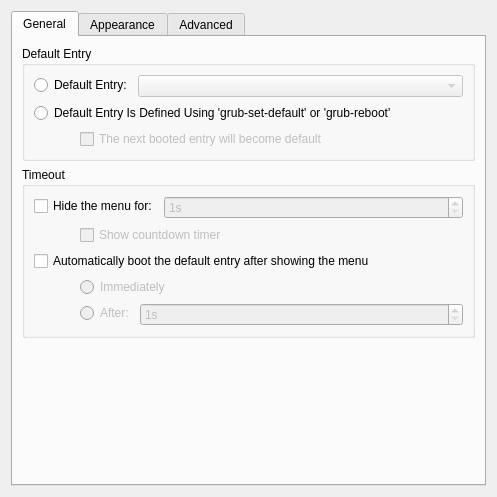
KDE/kcm-grub2, file ui/kcm_grub2.ui: the form before one commit.
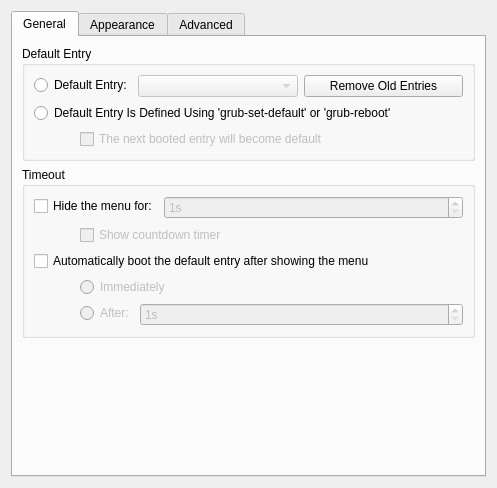
The form after the commit. Custom widgets are drawn as their Qt base class.

Commit message:
Remove old entries using libqapt (debian-derived distros only).
Removing a GRUB entry requires removing the package that provides this
kernel, so we do this using libqapt's high-level frontend to apt to
avoid the ugliness.

Patch:
```diff
--- a/ui/kcm_grub2.ui
+++ b/ui/kcm_grub2.ui
@@ -6,8 +6,8 @@
    <rect>
     <x>0</x>
     <y>0</y>
-    <width>488</width>
-    <height>497</height>
+    <width>471</width>
+    <height>488</height>
    </rect>
   </property>
   <layout class="QGridLayout" name="gridLayout_5">
@@ -29,9 +29,6 @@
          <layout class="QFormLayout" name="formLayout_5">
           <item row="0" column="0" colspan="2">
            <layout class="QFormLayout" name="formLayout">
-            <property name="fieldGrowthPolicy">
-             <enum>QFormLayout::AllNonFixedFieldsGrow</enum>
-            </property>
             <item row="0" column="0">
              <widget class="QRadioButton" name="radioButton_default">
               <property name="text">
@@ -40,11 +37,25 @@
              </widget>
             </item>
             <item row="0" column="1">
+             <layout class="QHBoxLayout" name="horizontalLayout">
+              <item>
              <widget class="QComboBox" name="comboBox_default">
               <property name="enabled">
                <bool>false</bool>
               </property>
-             </widget>
+                <property name="sizeAdjustPolicy">
+                 <enum>QComboBox::AdjustToContents</enum>
+                </property>
+               </widget>
+              </item>
+              <item>
+               <widget class="KPushButton" name="kpushbutton_remove">
+                <property name="text">
+                 <string comment="@action:button">Remove Old Entries</string>
+                </property>
+               </widget>
+              </item>
+             </layout>
             </item>
            </layout>
           </item>
```
Left out of the diff: 2 changed lines with no effect on the pictures. Lines whose indentation alone changed are shown as unchanged. The commit also changes 9 other files.
